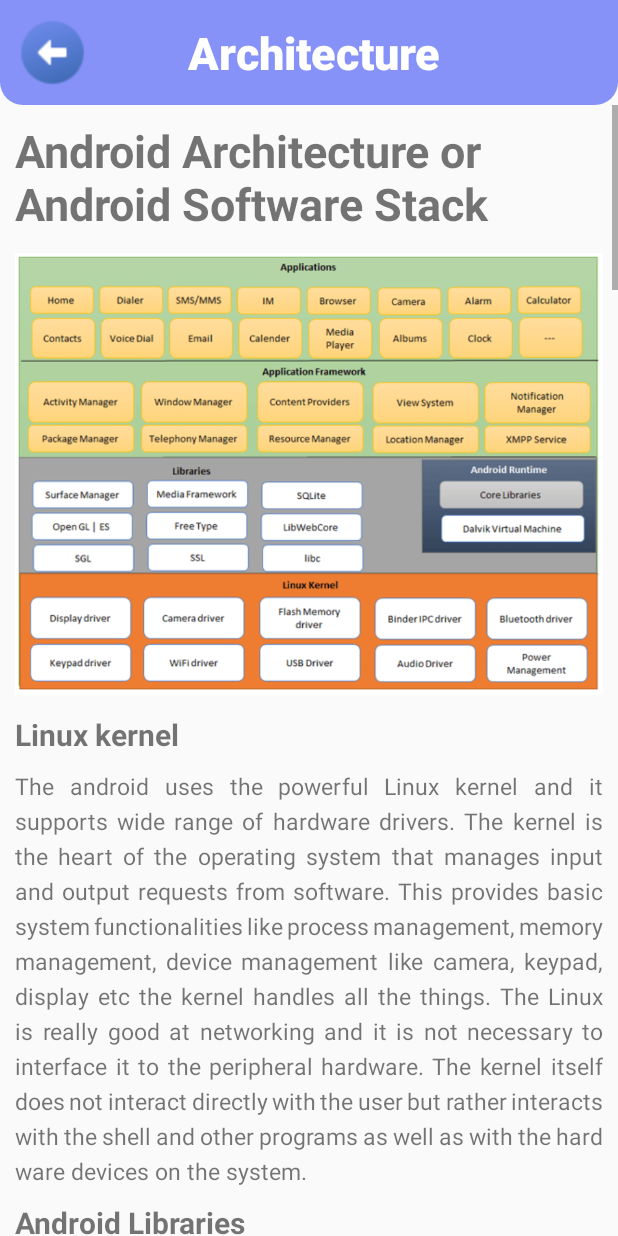
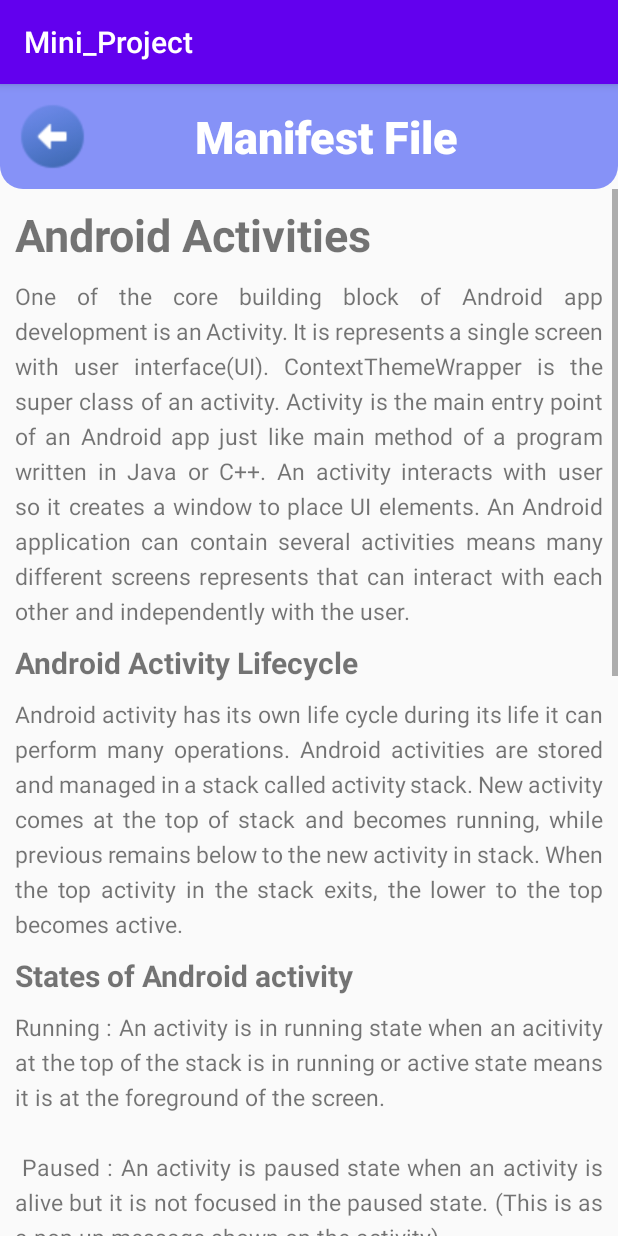
Before and after one commit to Maulikatgit/Android-Learn, an Android app: the Activity screen opened directly, with no data from a screen before it, on a phone screen of 412 x 824 dp. Run offline under Robolectric (Android 15) with nearby library versions, the phone set to English and light mode, and no system bars.

Commit message:
Android Activity Added

```diff
--- a/app/src/main/AndroidManifest.xml
+++ b/app/src/main/AndroidManifest.xml
@@ -1,6 +1,6 @@
 <?xml version="1.0" encoding="utf-8"?>
 <manifest xmlns:android="http://schemas.android.com/apk/res/android"
-    xmlns:tools="http://schemas.android.com/tools">
+    xmlns:tools="http://schemas.android.com/tools" >
 
     <application
         android:allowBackup="true"
@@ -9,7 +9,10 @@
         android:label="@string/app_name"
         android:supportsRtl="true"
         android:theme="@style/Theme.Mini_Project"
-        tools:targetApi="31">
+        tools:targetApi="31" >
+        <activity
+            android:name=".Activity"
+            android:exported="false" />
         <activity
             android:name=".manifestFile"
             android:exported="false" />
@@ -36,7 +39,7 @@
         <activity
             android:name=".MainActivity"
             android:exported="true"
-            android:theme="@style/Theme.AppCompat.Light.NoActionBar">
+            android:theme="@style/Theme.AppCompat.Light.NoActionBar" >
             <intent-filter>
                 <action android:name="android.intent.action.MAIN" />
 
--- a/app/src/main/java/com/example/mini_project/architecture.java
+++ b/app/src/main/java/com/example/mini_project/Activity.java
@@ -7,14 +7,14 @@ import android.os.Bundle;
 import android.view.View;
 import android.widget.ImageView;
 
-public class architecture extends AppCompatActivity implements View.OnClickListener{
+public class Activity extends AppCompatActivity implements View.OnClickListener{
 
     public ImageView iv1;
 
     @Override
     protected void onCreate(Bundle savedInstanceState) {
         super.onCreate(savedInstanceState);
-        setContentView(R.layout.activity_architecture);
+        setContentView(R.layout.activity);
 
         iv1 = (ImageView) findViewById(R.id.iv1);
 
@@ -27,6 +27,5 @@ public class architecture extends AppCompatActivity implements View.OnClickListe
 
         i = new Intent(this, topics.class);
         startActivity(i);
-
     }
 }
--- /dev/null
+++ b/app/src/main/res/layout/activity.xml
@@ -0,0 +1,149 @@
+<?xml version="1.0" encoding="utf-8"?>
+<RelativeLayout
+    xmlns:android="http://schemas.android.com/apk/res/android"
+    xmlns:tools="http://schemas.android.com/tools"
+    xmlns:app="http://schemas.android.com/apk/res-auto"
+    android:layout_width="match_parent"
+    android:layout_height="match_parent"
+    tools:context=".Activity">
+
+  <LinearLayout
+      android:layout_width="match_parent"
+      android:layout_height="70dp"
+      android:background="@drawable/header">
+
+    <ImageView
+        android:id="@+id/iv1"
+        android:layout_width="50dp"
+        android:layout_height="50dp"
+        android:layout_gravity="center_vertical"
+        android:layout_marginStart="10dp"
+        android:src="@drawable/back"/>
+
+    <TextView
+        android:layout_width="match_parent"
+        android:layout_height="match_parent"
+        android:text="Manifest File"
+        android:layout_marginStart="70dp"
+        android:gravity="center_vertical"
+        android:fontFamily="sans-serif-medium"
+        android:textSize="30sp"
+        android:textStyle="bold"
+        android:textColor="@color/white"/>
+  </LinearLayout>
+
+  <ScrollView
+      android:layout_width="match_parent"
+      android:layout_height="wrap_content"
+      android:layout_marginTop="70dp">
+
+    <RelativeLayout
+        android:layout_width="match_parent"
+        android:layout_height="wrap_content">
+      <TextView
+          android:id="@+id/tv1"
+          android:layout_width="match_parent"
+          android:layout_height="wrap_content"
+          android:layout_marginTop="10dp"
+          android:layout_marginStart="10dp"
+          android:text="@string/activity_tv1"
+          android:textSize="30sp"
+          android:textStyle="bold"/>
+
+      <TextView
+          android:id="@+id/tv2"
+          android:layout_width="match_parent"
+          android:layout_height="wrap_content"
+          android:layout_below="@id/tv1"
+          android:layout_marginStart="10dp"
+          android:layout_marginLeft="10dp"
+          android:layout_marginTop="10dp"
+          android:layout_marginEnd="10dp"
+          android:layout_marginRight="10dp"
+          android:justificationMode="inter_word"
+          android:lineSpacingExtra="5sp"
+          android:text="@string/activity_tv2"
+          android:textSize="15sp" />
+
+      <TextView
+          android:id="@+id/tv3"
+          android:layout_width="match_parent"
+          android:layout_height="wrap_content"
+          android:layout_marginStart="10dp"
+          android:layout_marginTop="10dp"
+          android:text="@string/activity_tv3"
+          android:textSize="20sp"
+          android:textStyle="bold"
+          android:layout_below="@+id/tv2"/>
+
+      <TextView
+          android:id="@+id/tv4"
+          android:layout_width="match_parent"
+          android:layout_height="wrap_content"
+          android:layout_below="@id/tv3"
+          android:layout_marginStart="10dp"
+          android:layout_marginLeft="10dp"
+          android:layout_marginTop="10dp"
+          android:layout_marginEnd="10dp"
+          android:layout_marginRight="10dp"
+          android:justificationMode="inter_word"
+          android:lineSpacingExtra="5sp"
+          android:text="@string/activity_tv4"
+          android:textSize="15sp" />
+
+      <TextView
+          android:id="@+id/tv5"
+          android:layout_width="match_parent"
+          android:layout_height="wrap_content"
+          android:layout_marginStart="10dp"
+          android:layout_marginTop="10dp"
+          android:text="@string/activity_tv5"
+          android:textSize="20sp"
+          android:textStyle="bold"
+          android:layout_below="@+id/tv4"/>
+
+      <TextView
+          android:id="@+id/tv6"
+          android:layout_width="match_parent"
+          android:layout_height="wrap_content"
+          android:layout_below="@id/tv5"
+          android:layout_marginStart="10dp"
+          android:layout_marginLeft="10dp"
+          android:layout_marginTop="10dp"
+          android:layout_marginEnd="10dp"
+          android:layout_marginRight="10dp"
+          android:justificationMode="inter_word"
+          android:lineSpacingExtra="5sp"
+          android:text="@string/activity_tv6"
+          android:textSize="15sp" />
+
+      <TextView
+          android:id="@+id/tv7"
+          android:layout_width="match_parent"
+          android:layout_height="wrap_content"
+          android:layout_marginStart="10dp"
+          android:layout_marginTop="10dp"
+          android:text="@string/activity_tv7"
+          android:textSize="20sp"
+          android:textStyle="bold"
+          android:layout_below="@+id/tv6"/>
+
+      <TextView
+          android:id="@+id/tv8"
+          android:layout_width="match_parent"
+          android:layout_height="wrap_content"
+          android:layout_below="@id/tv7"
+          android:layout_marginStart="10dp"
+          android:layout_marginLeft="10dp"
+          android:layout_marginTop="10dp"
+          android:layout_marginEnd="10dp"
+          android:layout_marginRight="10dp"
+          android:justificationMode="inter_word"
+          android:lineSpacingExtra="5sp"
+          android:text="@string/activity_tv8"
+          android:textSize="15sp" />
+
+    </RelativeLayout>
+  </ScrollView>
+
+  </RelativeLayout>
--- a/app/src/main/res/values/strings.xml
+++ b/app/src/main/res/values/strings.xml
@@ -78,4 +78,13 @@
     <string name="manifest_tv6">3. Permission : You need to define a permission in the android application manifest file before restricting access to any application component. Use the permission tag to create the permission definitions. The application components can then require them by adding the android:permission attribute. Other apps will then need to include a uses-permission tag in their manifest file and have it granted before they can use these protected components.\n\n Within the permission tag you can specify the level of access the permission will permit( normal, dangerous, signature, signatureOrSystem), a label, and an external resource containing the description that explains the risks of granting this permission.</string>
     <string name="manifest_tv7">4. Instrumentation :  Instrumentation classes provide a framework for running tests on your Activities and Services at run time. They simply provide hooks to monitor your application and its interaction with the system resources. You must create a new node for each of the test classes you have created in your application.</string>
 
+    <string name="activity_tv1">Android Activities</string>
+    <string name="activity_tv2">One of the core building block of Android app development is an Activity. It is represents a single screen with user interface(UI). ContextThemeWrapper is the super class of an activity. Activity is the main entry point of an Android app just like main method of a program written in Java or C++. An activity interacts with user so it creates a window to place UI elements. An Android application can contain several activities means many different screens represents that can interact with each other and independently with the user.</string>
+    <string name="activity_tv3">Android Activity Lifecycle</string>
+    <string name="activity_tv4">Android activity has its own life cycle during its life it can perform many operations. Android activities are stored and managed in a stack called activity stack. New activity comes at the top of stack and becomes running, while previous remains below to the new activity in stack. When the top activity in the stack exits, the lower to the top becomes active.</string>
+    <string name="activity_tv5">States of Android activity</string>
+    <string name="activity_tv6">Running : An activity is in running state when an acitivity at the top of the stack is in running or active state means it is at the foreground of the screen.\n\n Paused : An activity is paused state when an activity is alive but it is not focused in the paused state. (This is as a pop-up message shown on the activity).\n\n Resumed : An activity is resumed state When a paused activity becomes active it is refreshed and started again.\n\n Stopped : An activity is stopped state when an activity is no longer visible on the screen to the user is in the stopped state.</string>
+    <string name="activity_tv7">Android activity call back methods</string>
+    <string name="activity_tv8">An activity implements following call back methods :\n\n     OnCreate(): This is first call back method of an android activity. It is called when an activity is created. This is where all you set all stuffs like Button, Views, Checkbox, TextView etc.\n\n     OnStart() — It is second call back nethod. It is called when the activity is visible on the screen to the user.\n\n     OnResume() — This is called after OnStart() method if the activity comes to foreground. This is when user starts interacting with the activity.\n\n     OnPause() — This is followed by OnResume(). This method is called when a previous activity is resumed.\n\n     OnStop() — It is called when another activity is resumed then this activity is no longer visible to user. It becomes hidden.\n\n     OnDestroy() — This is the final call back method when the activity is finished.\n\n     OnRestart()?—?It is called when an activity restarts.</string>
+
 </resources>
```
Also changed, not shown: app/src/main/res/drawable/lifecycle.png (added).
